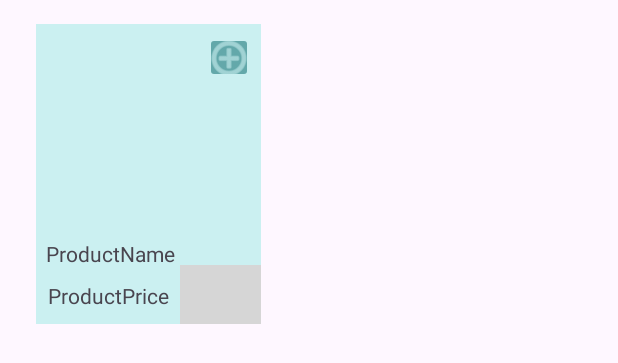
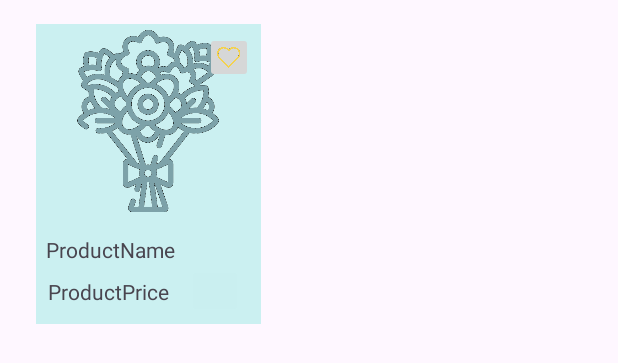
Before and after one commit to elizaveta05/Course_project, an Android app: the layout main_cataloge.xml on its own in the app's theme, with its tools: preview values and no code run, on a phone screen of 412 x 824 dp. Shown: the top 363 px of the screen. Run offline under Robolectric (Android 15) with nearby library versions, the light colour scheme and no system bars; grey boxes are pictures that could not be loaded.

Commit message:
Добавление данных в бд, создание адаптера для получение данных из бд

```diff
--- a/app/build.gradle.kts
+++ b/app/build.gradle.kts
@@ -33,7 +33,8 @@ android {
 }
 
 dependencies {
-
+    implementation ("com.google.firebase:firebase-firestore:24.10.3")
+    implementation ("com.squareup.picasso:picasso:2.71828")
     implementation("androidx.appcompat:appcompat:1.6.1")
     implementation("com.google.android.material:material:1.11.0")
     implementation("androidx.constraintlayout:constraintlayout:2.1.4")
--- a/app/src/main/AndroidManifest.xml
+++ b/app/src/main/AndroidManifest.xml
@@ -1,7 +1,7 @@
 <?xml version="1.0" encoding="utf-8"?>
 <manifest xmlns:android="http://schemas.android.com/apk/res/android"
     xmlns:tools="http://schemas.android.com/tools">
-
+    <uses-permission android:name="android.permission.INTERNET" />
     <application
         android:allowBackup="true"
         android:dataExtractionRules="@xml/data_extraction_rules"
--- a/app/src/main/res/layout/main_cataloge.xml
+++ b/app/src/main/res/layout/main_cataloge.xml
@@ -2,7 +2,6 @@
 <androidx.constraintlayout.widget.ConstraintLayout xmlns:android="http://schemas.android.com/apk/res/android"
     xmlns:app="http://schemas.android.com/apk/res-auto"
     xmlns:tools="http://schemas.android.com/tools"
-    android:id="@+id/ProductName"
     android:layout_width="match_parent"
     android:layout_height="match_parent">
 
@@ -18,13 +17,14 @@
 
     <ImageView
         android:id="@+id/imageView"
-        android:layout_width="130dp"
-        android:layout_height="120dp"
-        android:layout_marginTop="8dp"
+        android:layout_width="141dp"
+        android:layout_height="121dp"
+        android:layout_marginTop="4dp"
         app:layout_constraintEnd_toEndOf="@+id/view"
-        app:layout_constraintHorizontal_bias="0.4"
+        app:layout_constraintHorizontal_bias="0.444"
         app:layout_constraintStart_toStartOf="@+id/view"
-        app:layout_constraintTop_toTopOf="@+id/view" />
+        app:layout_constraintTop_toTopOf="@+id/view"
+        app:srcCompat="@mipmap/image_flower" />
 
     <TextView
         android:id="@+id/ProductName"
@@ -48,15 +48,14 @@
 
     <ImageButton
         android:id="@+id/imageButton"
-        android:layout_width="54dp"
-        android:layout_height="39dp"
+        android:layout_width="37dp"
+        android:layout_height="36dp"
+        android:layout_marginBottom="4dp"
         android:backgroundTint="#CAEFF0"
-        android:scaleType="center"
+        android:scaleType="centerCrop"
         app:layout_constraintBottom_toBottomOf="@+id/view"
         app:layout_constraintEnd_toEndOf="@+id/view"
-        app:layout_constraintHorizontal_bias="1.0"
-        app:layout_constraintStart_toEndOf="@+id/ProductPrice"
-        app:srcCompat="@mipmap/icon_add" />
+        app:layout_constraintStart_toEndOf="@+id/ProductPrice" />
 
     <ImageButton
         android:id="@+id/imageButton2"
@@ -64,9 +63,8 @@
         android:layout_height="34dp"
         android:layout_marginTop="5dp"
         android:layout_marginEnd="5dp"
-        android:backgroundTint="#63A8AA"
+        android:scaleType="centerCrop"
+        android:src="@mipmap/ikon_favorite"
         app:layout_constraintEnd_toEndOf="@+id/view"
-        app:layout_constraintTop_toTopOf="@+id/view"
-        app:srcCompat="@android:drawable/ic_menu_add"
-        app:tint="#CAEFF0" />
+        app:layout_constraintTop_toTopOf="@+id/view" />
 </androidx.constraintlayout.widget.ConstraintLayout>
--- a/build.gradle.kts
+++ b/build.gradle.kts
@@ -1,6 +1,11 @@
 buildscript {
+    repositories {
+        google()
+        mavenCentral()
+    }
     dependencies {
         classpath("com.google.gms:google-services:4.4.1")
+        classpath("com.android.tools.build:gradle:8.3.0")
     }
 }
 // Top-level build file where you can add configuration options common to all sub-projects/modules.
```
Also changed, not shown: app/src/main/java/com/example/course_project/Bouquets.java (added, +49 -0 lines), app/src/main/java/com/example/course_project/BouquetsAdapter.java (added, +62 -0 lines), app/src/main/java/com/example/course_project/MainActivity.java (+51 -4 lines), app/src/main/res/layout/activity_main.xml (+10 -2 lines), app/src/main/res/mipmap-hdpi/icon_minus.png (added), app/src/main/res/mipmap-hdpi/icon_plus.png (added), app/src/main/res/mipmap-hdpi/ikon_favorite.png (added), app/src/main/res/mipmap-hdpi/ikon_favorite_add.png (added), app/src/main/res/mipmap-hdpi/image_flower.png (renamed from app/src/main/res/mipmap-hdpi/ProductImage.png).
